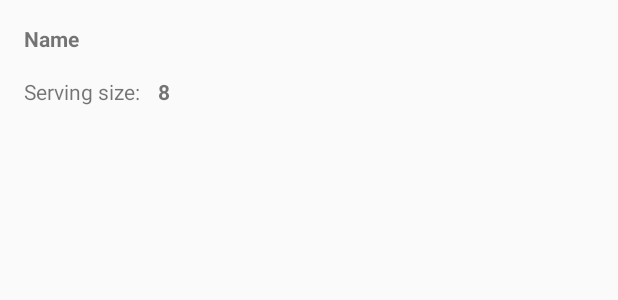
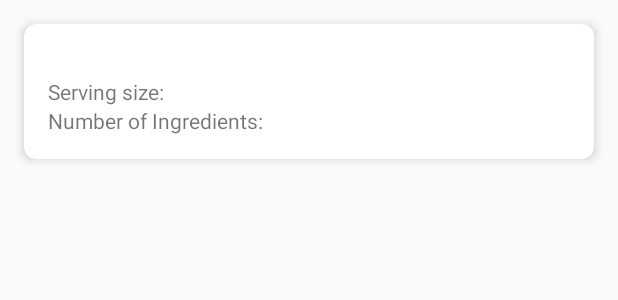
Before and after one commit to dcronin202/RecipeApp, an Android app: the layout list_item_recipes.xml on its own in the app's theme, with its tools: preview values and no code run, on a phone screen of 412 x 824 dp. Shown: the top 300 px of the screen. Run offline under Robolectric (Android 15) with nearby library versions, the phone set to English and light mode, and no system bars.

Commit message:
Added CardView to main activity layout

```diff
--- a/app/src/main/res/layout/list_item_recipes.xml
+++ b/app/src/main/res/layout/list_item_recipes.xml
@@ -5,37 +5,72 @@
     android:id="@+id/recipe_list_layout"
     android:orientation="vertical"
     android:layout_width="match_parent"
-    android:layout_height="match_parent">
+    android:layout_height="wrap_content">
+
+    <androidx.cardview.widget.CardView
+        xmlns:card_view="http://schemas.android.com/apk/res-auto"
+        android:layout_width="match_parent"
+        android:layout_height="wrap_content"
+        android:layout_marginLeft="16dp"
+        android:layout_marginRight="16dp"
+        android:layout_marginBottom="16dp"
+        android:layout_marginTop="16dp"
+        card_view:cardBackgroundColor="#FFF"
+        card_view:cardCornerRadius="8dp"
+        card_view:cardElevation="4dp">
+
+        <LinearLayout
+            android:layout_width="match_parent"
+            android:layout_height="match_parent"
+            android:orientation="vertical"
+            android:padding="16dp">
 
             <TextView
                 android:id="@+id/recipe_name"
                 android:layout_width="wrap_content"
                 android:layout_height="wrap_content"
-        android:paddingLeft="16dp"
-        android:paddingTop="16dp"
-        android:textStyle="bold"
-        android:text="Name"/>
+                android:textStyle="bold" />
 
             <LinearLayout
-        android:layout_width="match_parent"
-        android:layout_height="match_parent"
-        android:paddingLeft="16dp"
-        android:paddingTop="16dp"
+                android:layout_width="wrap_content"
+                android:layout_height="wrap_content"
                 android:orientation="horizontal">
 
                 <TextView
                     android:layout_width="wrap_content"
                     android:layout_height="wrap_content"
-            android:text="Serving size: "/>
+                    android:text="Serving size:"/>
 
                 <TextView
                     android:id="@+id/serving_size"
                     android:layout_width="wrap_content"
                     android:layout_height="wrap_content"
-            android:paddingLeft="8dp"
                     android:textStyle="bold"
-            android:text="8"/>
+                    android:layout_marginLeft="4dp" />
+
+            </LinearLayout>
+
+            <LinearLayout
+                android:layout_width="wrap_content"
+                android:layout_height="wrap_content"
+                android:orientation="horizontal">
+
+                <TextView
+                    android:layout_width="wrap_content"
+                    android:layout_height="wrap_content"
+                    android:text="Number of Ingredients:"/>
+
+                <TextView
+                    android:id="@+id/ingredients_size"
+                    android:layout_width="wrap_content"
+                    android:layout_height="wrap_content"
+                    android:textStyle="bold"
+                    android:layout_marginLeft="4dp" />
 
             </LinearLayout>
 
         </LinearLayout>
+
+    </androidx.cardview.widget.CardView>
+
+</LinearLayout>
```
Lines whose indentation alone changed are shown as unchanged.
